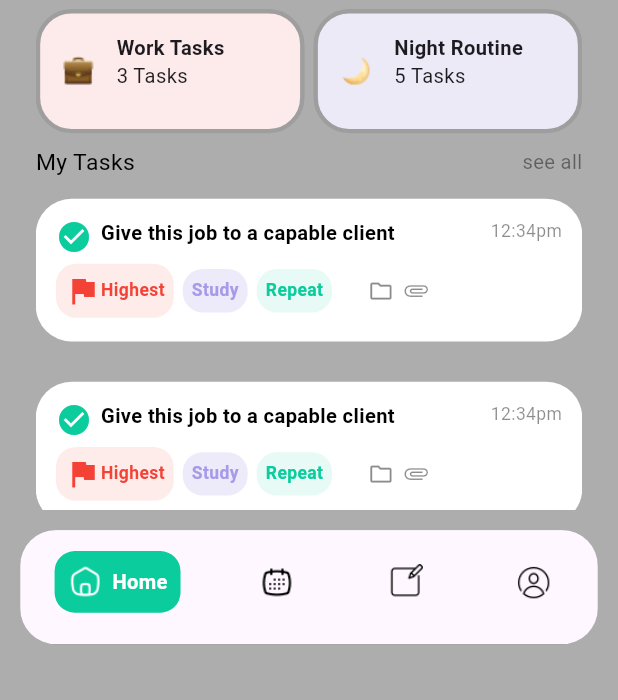
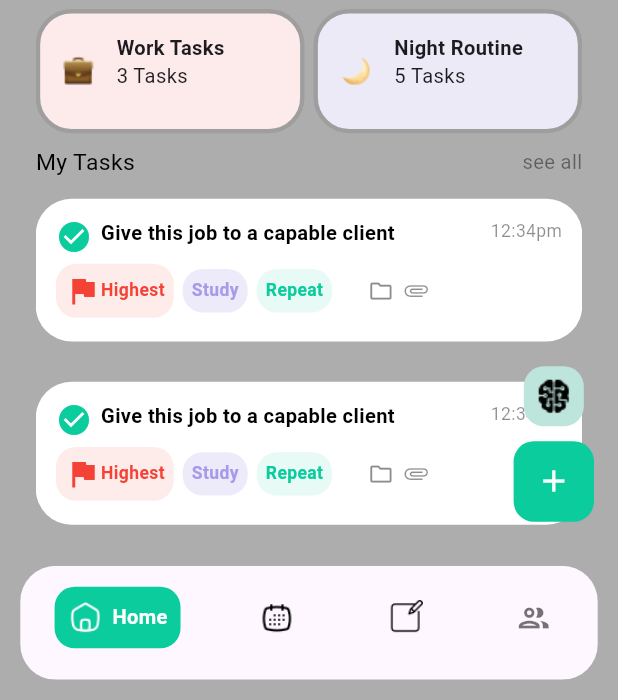
Before and after one commit to Abdulbazeet/plan, a Flutter app: the HomeScreen screen opened by its route, on a phone screen of 412 x 824 dp, the part 536-1236 px from its top. Run offline on Flutter 3.47's test engine with Material 3 defaults, Android fonts, the phone set to English and light mode, and no system bars; drawn by our look-alikes of simple_circular_progress_bar; our stand-ins replace bloc, firebase_core, go_router, sizer; accounts and stored records are empty.

Commit message:
`feat: updated calendar and home features with new design elements and functionality`

```diff
--- a/lib/feautures/calendar/calendar.dart
+++ b/lib/feautures/calendar/calendar.dart
@@ -1,4 +1,5 @@
 import 'package:flutter/material.dart';
+import 'package:plan/constants/variables.dart';
 
 class Calendar extends StatefulWidget {
   const Calendar({super.key});
@@ -10,6 +11,6 @@ class Calendar extends StatefulWidget {
 class _CalendarState extends State<Calendar> {
   @override
   Widget build(BuildContext context) {
-    return Scaffold();
+    return Scaffold(backgroundColor: AppVariables.bgColor);
   }
 }
--- a/lib/feautures/home/home.dart
+++ b/lib/feautures/home/home.dart
@@ -380,7 +380,9 @@ class _HomeState extends State<Home> {
                             ),
                           ),
                           SizedBox(width: 20.sp),
-                          Icon(Icons.folder_outlined, color: Colors.black45,
+                          Icon(
+                            Icons.folder_outlined,
+                            color: Colors.black45,
                             size: 17.sp,
                           ),
                           SizedBox(width: 10.sp),
@@ -399,6 +401,38 @@ class _HomeState extends State<Home> {
           ],
         ),
       ),
+
+      //**
+      //floating ction buttons
+      // */
+      floatingActionButton: Column(
+        mainAxisAlignment: MainAxisAlignment.end,
+        children: [
+          IconButton(
+            style: ElevatedButton.styleFrom(
+              backgroundColor:  Color.fromARGB(255, 189, 229, 219),
+              fixedSize: Size(25.sp, 25.sp),
+              shape: RoundedRectangleBorder(
+                borderRadius: BorderRadius.circular(15.sp),
+              ),
+            ),
+            onPressed: () {},
+            icon:Image.asset('assets/ai.png'),
+          ),
+          SizedBox(height: 10.sp),
+          IconButton(
+            style: ElevatedButton.styleFrom(
+              backgroundColor: AppVariables.lightGreen,
+              fixedSize: Size(30.sp, 30.sp),
+              shape: RoundedRectangleBorder(
+                borderRadius: BorderRadius.circular(15.sp),
+              ),
+            ),
+            onPressed: () {},
+            icon: Icon(Icons.add, color: Colors.white),
+          ),
+        ],
+      ),
     );
   }
 }
--- a/lib/feautures/home_screen/home_screen.dart
+++ b/lib/feautures/home_screen/home_screen.dart
@@ -4,6 +4,7 @@ import 'package:plan/feautures/calendar/calendar.dart';
 import 'package:plan/feautures/home/home.dart';
 import 'package:plan/feautures/notes/notes.dart';
 import 'package:plan/feautures/profile/profile.dart';
+import 'package:plan/feautures/shared/shared.dart';
 import 'package:sizer/sizer.dart';
 
 class HomeScreen extends StatefulWidget {
@@ -15,12 +16,13 @@ class HomeScreen extends StatefulWidget {
 
 class _HomeScreenState extends State<HomeScreen> {
   int _index = 0;
-  final List _body = [Home(), Calendar(), Notes(), Profile()];
+  final List _body = [Home(), Calendar(), Notes(), Shared()];
   @override
   Widget build(BuildContext context) {
     return Scaffold(
       backgroundColor: AppVariables.bgColor,
-      appBar: AppBar(
+      appBar: switch (_index) {
+        0 => AppBar(
           title: Text(
             'Olatunji',
             style: TextStyle(
@@ -29,16 +31,27 @@ class _HomeScreenState extends State<HomeScreen> {
               color: AppVariables.lightGreen,
             ),
           ),
-        actions: [
-
-          Icon(Icons.notifications_outlined),
-        ],
+          actions: [Icon(Icons.notifications_outlined)],
           actionsPadding: EdgeInsets.symmetric(horizontal: 20.sp),
         ),
+        1 => AppBar(
+          backgroundColor: Colors.white,
+          title: Text(
+            'Calendar',
+            style: TextStyle(
+              fontSize: 17.sp,
+              fontWeight: FontWeight.bold,
+              color: AppVariables.lightGreen,
+            ),
+          ),
+        ),
+        _ => null,
+      },
+
       drawer: Drawer(),
       body: _body[_index],
       bottomNavigationBar: Padding(
-        padding: EdgeInsets.all(15.sp).copyWith(bottom: 25.sp),
+        padding: EdgeInsets.all(15.sp),
         child: ClipRRect(
           borderRadius: BorderRadius.horizontal(
             left: Radius.circular(20.sp),
@@ -112,6 +125,7 @@ class _HomeScreenState extends State<HomeScreen> {
                 BottomNavigationBarItem(
                   icon: Image.asset(
                     'assets/icons8-calendar-32.png',
+                    color: Colors.black,
                     height: 20.sp,
                     width: 20.sp,
                   ),
@@ -154,6 +168,7 @@ class _HomeScreenState extends State<HomeScreen> {
                 BottomNavigationBarItem(
                   icon: Image.asset(
                     'assets/icons8-notes-32.png',
+                    color: Colors.black,
                     height: 20.sp,
                     width: 20.sp,
                   ),
@@ -194,11 +209,7 @@ class _HomeScreenState extends State<HomeScreen> {
                   label: '',
                 ),
                 BottomNavigationBarItem(
-                  icon: Image.asset(
-                    'assets/icons8-test-account-32.png',
-                    height: 20.sp,
-                    width: 20.sp,
-                  ),
+                  icon: Icon(Icons.group_outlined, color: Colors.black54),
                   activeIcon: Container(
                     // height: 20.sp,
                     decoration: BoxDecoration(
@@ -213,15 +224,10 @@ class _HomeScreenState extends State<HomeScreen> {
                     child: FittedBox(
                       child: Row(
                         children: [
-                          Image.asset(
-                            'assets/icons8-test-account-32.png',
-                            color: Colors.white,
-                            height: 20.sp,
-                            width: 20.sp,
-                          ),
+                          Icon(Icons.group_outlined, color: Colors.white),
                           SizedBox(width: 10.sp),
                           Text(
-                            'Notes',
+                            'Shared',
                             style: TextStyle(
                               color: Colors.white,
                               fontWeight: FontWeight.bold,
@@ -232,7 +238,7 @@ class _HomeScreenState extends State<HomeScreen> {
                       ),
                     ),
                   ),
-                  label: 'Profile',
+                  label: '',
                 ),
               ],
             ),
--- /dev/null
+++ b/lib/feautures/shared/shared.dart
@@ -0,0 +1,15 @@
+import 'package:flutter/material.dart';
+
+class Shared extends StatefulWidget {
+  const Shared({super.key});
+
+  @override
+  State<Shared> createState() => _SharedState();
+}
+
+class _SharedState extends State<Shared> {
+  @override
+  Widget build(BuildContext context) {
+    return Scaffold();
+  }
+}
```
Also changed, not shown: assets/ai.png (added). Lines whose indentation alone changed are shown as unchanged.
